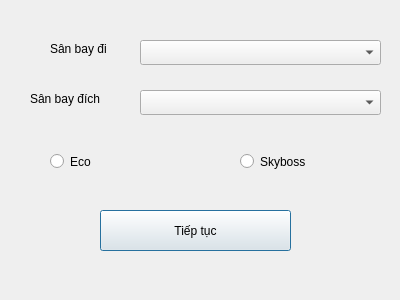
This is airline-gui/SearchForStrAndDesAirport.ui in nothign-us/Beta as Qt 5 draws it before an edit. The edited form follows.
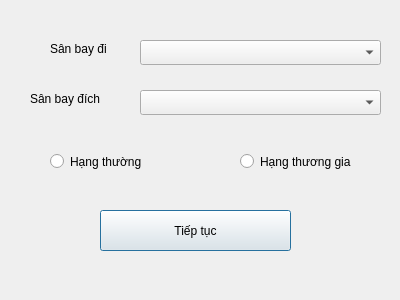
This is the edited form.

```diff
--- a/airline-gui/SearchForStrAndDesAirport.ui
+++ b/airline-gui/SearchForStrAndDesAirport.ui
@@ -82,7 +82,7 @@
     </rect>
    </property>
    <property name="text">
-    <string>Eco</string>
+    <string>Hạng thường</string>
    </property>
   </widget>
   <widget class="QRadioButton" name="skyboss">
@@ -90,12 +90,12 @@
     <rect>
      <x>240</x>
      <y>150</y>
-     <width>112</width>
+     <width>121</width>
      <height>23</height>
     </rect>
    </property>
    <property name="text">
-    <string>Skyboss</string>
+    <string>Hạng thương gia</string>
    </property>
   </widget>
  </widget>
```
